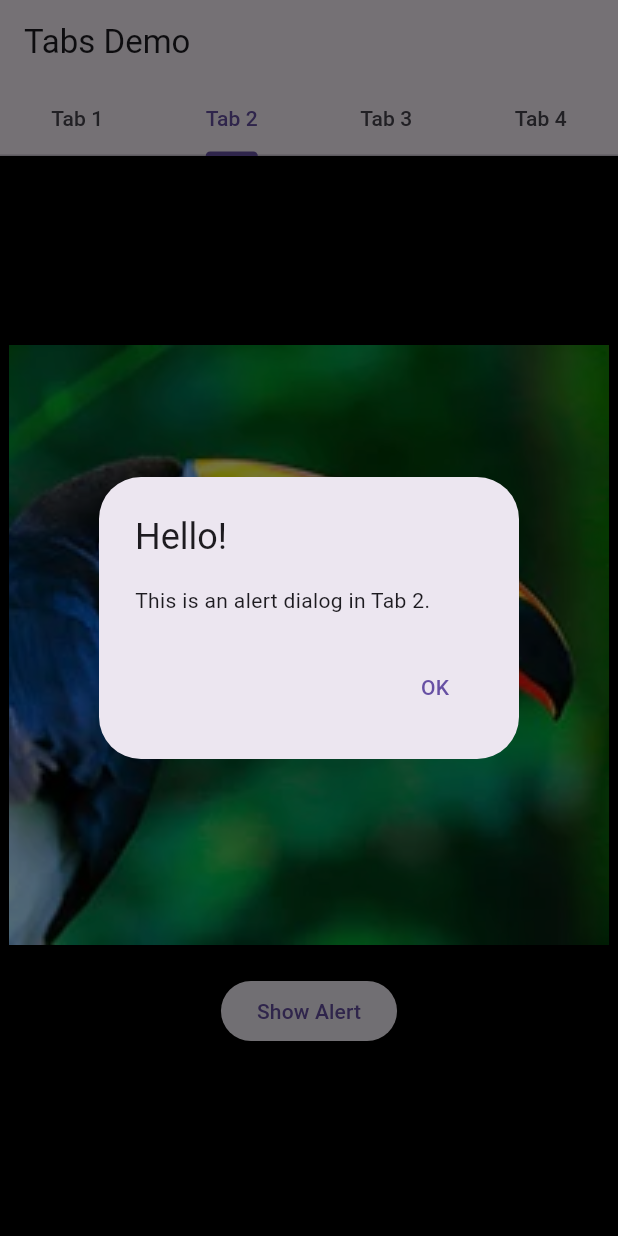
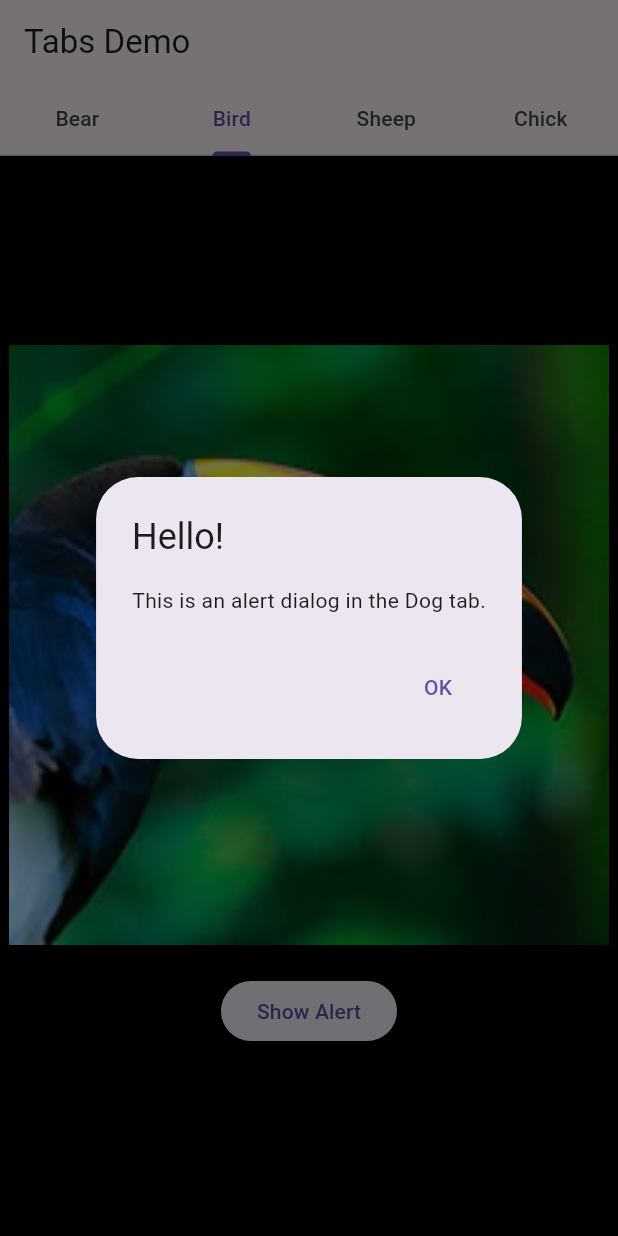
Before and after one commit to Mdiallo00/digital_pet_app, a Flutter app: the screen it shows after launch, tab 2 chosen, after a tap on "Show Alert", on a phone screen of 412 x 824 dp. Run offline on Flutter 3.47's test engine with Material 3 defaults, Android fonts, the phone set to English and light mode, and no system bars.

Commit message:
modified the name of tabs to match pictures.

```diff
--- a/lib/main.dart
+++ b/lib/main.dart
@@ -60,7 +60,7 @@ class __TabsNonScrollableDemoState extends State<_TabsNonScrollableDemo>
 
   @override
   Widget build(BuildContext context) {
-    final tabs = ['Tab 1', 'Tab 2', 'Tab 3', 'Tab 4'];
+    final tabs = ['Bear', 'Bird', 'Sheep', 'Chick']; // ✅ Updated tab names
 
     return Scaffold(
       appBar: AppBar(
@@ -77,7 +77,7 @@ class __TabsNonScrollableDemoState extends State<_TabsNonScrollableDemo>
       body: TabBarView(
         controller: _tabController,
         children: [
-          // Tab 1
+          // Cat Tab
           Container(
             color: Colors.black,
             padding: EdgeInsets.all(16),
@@ -114,7 +114,7 @@ class __TabsNonScrollableDemoState extends State<_TabsNonScrollableDemo>
             ),
           ),
 
-          // Tab 2
+          // Dog Tab
           Container(
             color: Colors.black,
             child: Center(
@@ -135,7 +135,7 @@ class __TabsNonScrollableDemoState extends State<_TabsNonScrollableDemo>
                         builder: (BuildContext context) {
                           return AlertDialog(
                             title: Text('Hello!'),
-                            content: Text('This is an alert dialog in Tab 2.'),
+                            content: Text('This is an alert dialog in the Dog tab.'),
                             actions: [
                               TextButton(
                                 onPressed: () => Navigator.of(context).pop(),
@@ -153,7 +153,7 @@ class __TabsNonScrollableDemoState extends State<_TabsNonScrollableDemo>
             ),
           ),
 
-          // Tab 3 - UPDATED with description text
+          // Rabbit Tab
           Container(
             color: Colors.black,
             child: Center(
@@ -177,7 +177,7 @@ class __TabsNonScrollableDemoState extends State<_TabsNonScrollableDemo>
                   ),
                   SizedBox(height: 10),
                   Text(
-                    'Tab 3',
+                    'Rabbit',
                     style: TextStyle(
                       fontSize: 24,
                       color: Colors.white,
@@ -188,7 +188,7 @@ class __TabsNonScrollableDemoState extends State<_TabsNonScrollableDemo>
             ),
           ),
 
-          // Tab 4
+          // Fox Tab
           Container(
             color: Colors.black,
             child: Column(
```
